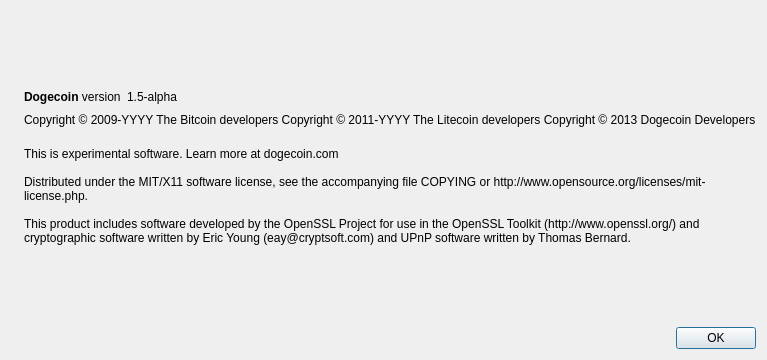
The window that src/qt/forms/aboutdialog.ui (infec2ouscoin/infec2ouscoin) describes before a commit, drawn with Qt 5.
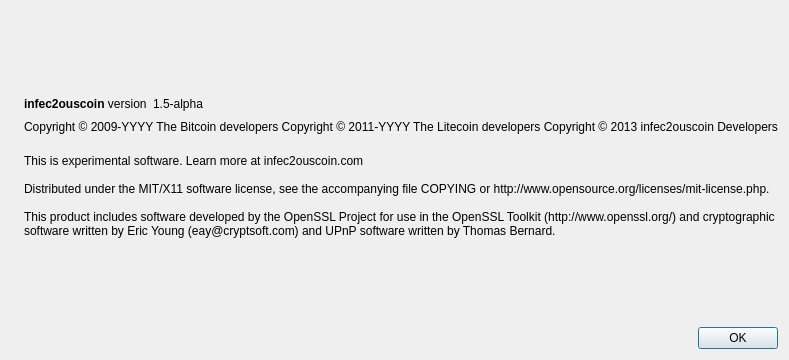
The same window after the commit. Icons and pictures are not drawn.

Diff of the .ui file:
```diff
--- a/src/qt/forms/aboutdialog.ui
+++ b/src/qt/forms/aboutdialog.ui
@@ -50,7 +50,7 @@
           <cursorShape>IBeamCursor</cursorShape>
          </property>
          <property name="text">
-          <string>&lt;b&gt;Dogecoin&lt;/b&gt; version</string>
+          <string>&lt;b&gt;infec2ouscoin&lt;/b&gt; version</string>
          </property>
          <property name="textInteractionFlags">
           <set>Qt::LinksAccessibleByMouse|Qt::TextSelectableByKeyboard|Qt::TextSelectableByMouse</set>
@@ -93,7 +93,7 @@
        <property name="text">
         <string notr="true">Copyright &amp;copy; 2009-YYYY The Bitcoin developers
 Copyright &amp;copy; 2011-YYYY The Litecoin developers
-Copyright &amp;copy; 2013 Dogecoin Developers</string>
+Copyright &amp;copy; 2013 infec2ouscoin Developers</string>
        </property>
        <property name="textFormat">
         <enum>Qt::RichText</enum>
@@ -110,7 +110,7 @@
        </property>
        <property name="text">
         <string>
-This is experimental software. Learn more at dogecoin.com
+This is experimental software. Learn more at infec2ouscoin.com
 
 Distributed under the MIT/X11 software license, see the accompanying file COPYING or http://www.opensource.org/licenses/mit-license.php.
 
```
Left out of the diff: 2 changed lines with no effect on the pictures.
